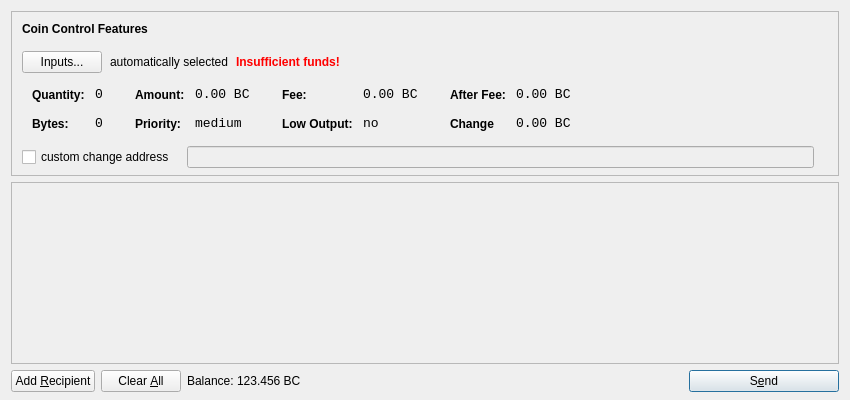
Above: src/qt/forms/sendcoinsdialog.ui from okcashpro/okcash before the change. Below: the same form after it.
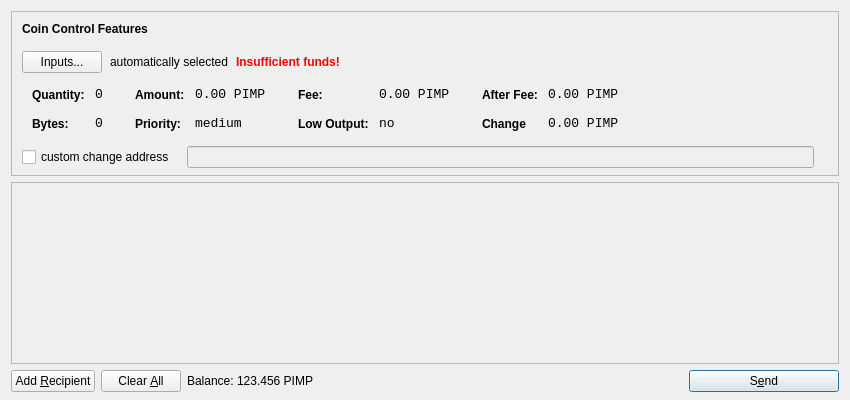
That is the form after the change. Icons and pictures are not drawn.

```diff
--- a/src/qt/forms/sendcoinsdialog.ui
+++ b/src/qt/forms/sendcoinsdialog.ui
@@ -321,7 +321,7 @@
                   <enum>Qt::ActionsContextMenu</enum>
                  </property>
                  <property name="text">
-                  <string>0.00 BC</string>
+                  <string>0.00 PIMP</string>
                  </property>
                  <property name="textInteractionFlags">
                   <set>Qt::LinksAccessibleByMouse|Qt::TextSelectableByKeyboard|Qt::TextSelectableByMouse</set>
@@ -407,7 +407,7 @@
                   <enum>Qt::ActionsContextMenu</enum>
                  </property>
                  <property name="text">
-                  <string>0.00 BC</string>
+                  <string>0.00 PIMP</string>
                  </property>
                  <property name="textInteractionFlags">
                   <set>Qt::LinksAccessibleByMouse|Qt::TextSelectableByKeyboard|Qt::TextSelectableByMouse</set>
@@ -493,7 +493,7 @@
                   <enum>Qt::ActionsContextMenu</enum>
                  </property>
                  <property name="text">
-                  <string>0.00 BC</string>
+                  <string>0.00 PIMP</string>
                  </property>
                  <property name="textInteractionFlags">
                   <set>Qt::LinksAccessibleByMouse|Qt::TextSelectableByKeyboard|Qt::TextSelectableByMouse</set>
@@ -525,7 +525,7 @@
                   <enum>Qt::ActionsContextMenu</enum>
                  </property>
                  <property name="text">
-                  <string>0.00 BC</string>
+                  <string>0.00 PIMP</string>
                  </property>
                  <property name="textInteractionFlags">
                   <set>Qt::LinksAccessibleByMouse|Qt::TextSelectableByKeyboard|Qt::TextSelectableByMouse</set>
@@ -732,7 +732,7 @@
           <cursorShape>IBeamCursor</cursorShape>
          </property>
          <property name="text">
-          <string>123.456 BC</string>
+          <string>123.456 PIMP</string>
          </property>
          <property name="textInteractionFlags">
           <set>Qt::LinksAccessibleByMouse|Qt::TextSelectableByKeyboard|Qt::TextSelectableByMouse</set>
```
